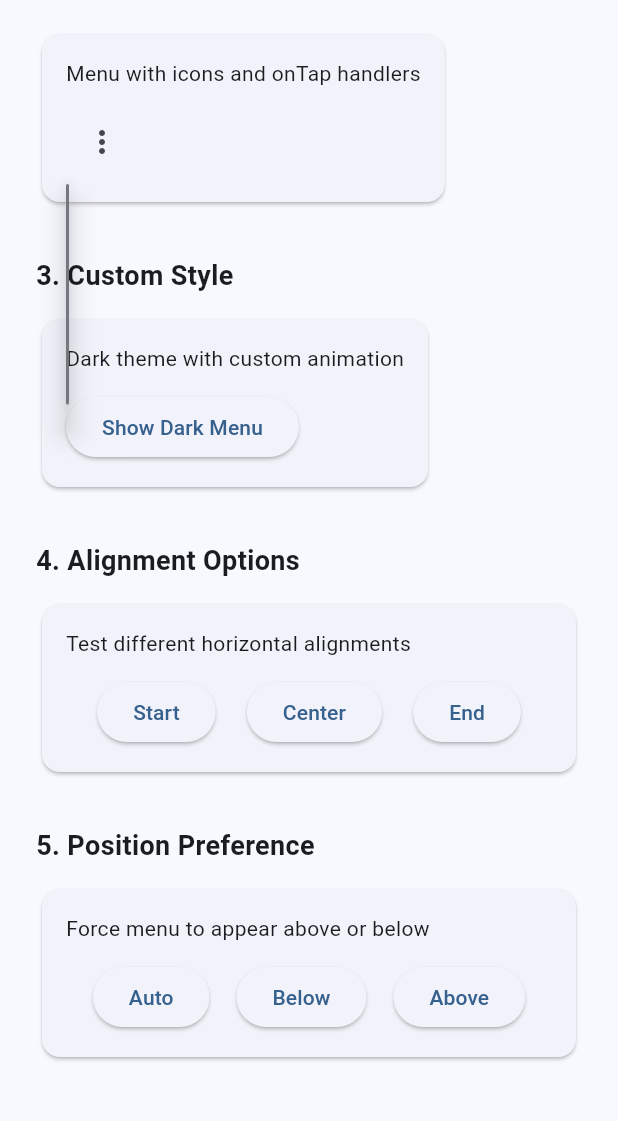
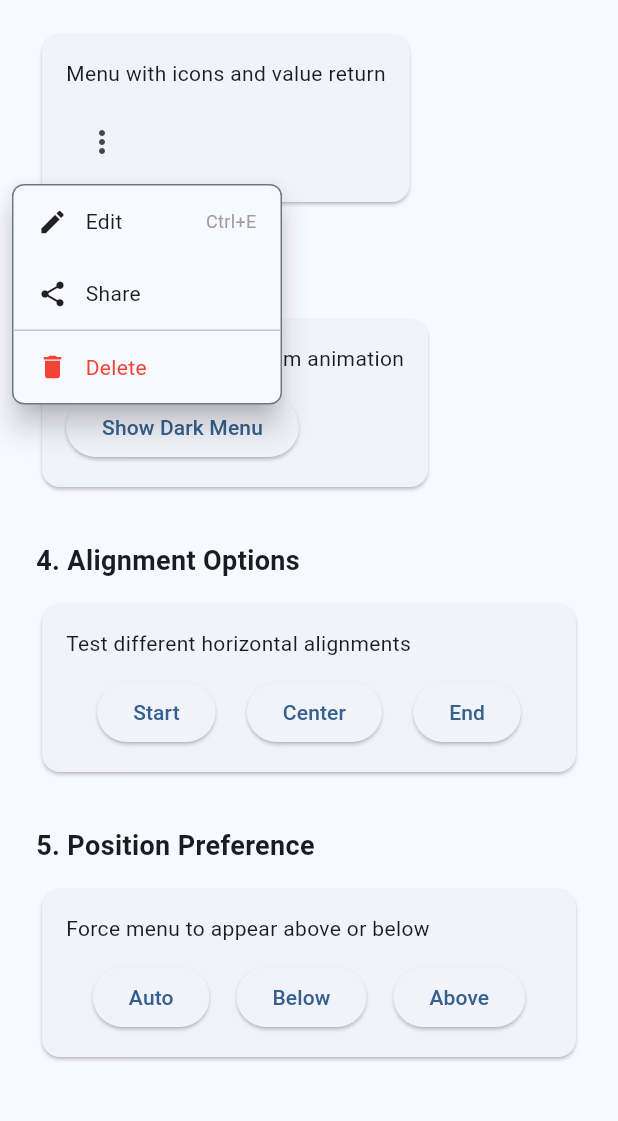
Before and after one commit to kihyun1998/flutter_overlay_menu, a Flutter app: the screen it shows after launch, scrolled down 230 dp, after a tap on the "more vert" icon, on a phone screen of 412 x 824 dp, the part 89-1210 px from its top. Run offline on Flutter 3.47's test engine with Material 3 defaults, Android fonts, the phone set to English and light mode, and no system bars.

Commit message:
fix: fix bug

```diff
--- a/example/lib/main.dart
+++ b/example/lib/main.dart
@@ -178,40 +178,35 @@ class _HomePageState extends State<HomePage> {
         child: Column(
           crossAxisAlignment: CrossAxisAlignment.start,
           children: [
-            const Text('Menu with icons and onTap handlers'),
+            const Text('Menu with icons and value return'),
             const SizedBox(height: 12),
             IconButton(
               key: key,
               icon: const Icon(Icons.more_vert),
-              onPressed: () {
-                showOverlayMenu(
+              onPressed: () async {
+                final result = await showOverlayMenu<String>(
                   context: context,
                   anchorKey: key,
                   alignment: MenuAlignment.end,
                   builder: (context) => OverlayMenu(
                     items: [
                       OverlayMenuItem(
+                        value: 'edit',
                         leading: const Icon(Icons.edit, size: 20),
                         trailing: const Text(
                           'Ctrl+E',
                           style: TextStyle(color: Colors.grey, fontSize: 12),
                         ),
                         child: const Text('Edit'),
-                        onTap: () {
-                          setState(() => _lastAction = 'Edit');
-                          Navigator.pop(context);
-                        },
                       ),
                       OverlayMenuItem(
+                        value: 'share',
                         leading: const Icon(Icons.share, size: 20),
                         child: const Text('Share'),
-                        onTap: () {
-                          setState(() => _lastAction = 'Share');
-                          Navigator.pop(context);
-                        },
                       ),
                       const OverlayMenuDivider(),
                       OverlayMenuItem(
+                        value: 'delete',
                         leading: const Icon(
                           Icons.delete,
                           size: 20,
@@ -221,14 +216,14 @@ class _HomePageState extends State<HomePage> {
                           'Delete',
                           style: TextStyle(color: Colors.red),
                         ),
-                        onTap: () {
-                          setState(() => _lastAction = 'Delete');
-                          Navigator.pop(context);
-                        },
                       ),
                     ],
                   ),
                 );
+
+                if (result != null) {
+                  setState(() => _lastAction = result);
+                }
               },
             ),
           ],
--- a/lib/src/core/animated_overlay_menu.dart
+++ b/lib/src/core/animated_overlay_menu.dart
@@ -108,7 +108,7 @@ class AnimatedOverlayMenuState extends State<AnimatedOverlayMenu>
           scale: _scaleAnimation.value,
           alignment: widget.transformOrigin,
           child: Opacity(
-            opacity: _fadeAnimation.value,
+            opacity: _fadeAnimation.value.clamp(0.0, 1.0),
             child: child,
           ),
         );
--- a/lib/src/core/menu_size_calculator.dart
+++ b/lib/src/core/menu_size_calculator.dart
@@ -33,14 +33,25 @@ class MenuSizeCalculator {
     required OverlayMenuStyle? style,
   }) {
     // Calculate width
-    double width = style?.width ?? anchorWidth;
+    double width;
 
-    // Apply min/max constraints
-    if (style?.minWidth != null && width < style!.minWidth!) {
-      width = style.minWidth!;
-    }
-    if (style?.maxWidth != null && width > style!.maxWidth!) {
-      width = style.maxWidth!;
+    if (style?.width != null) {
+      // Explicit width takes precedence
+      width = style!.width!;
+    } else {
+      // Start with anchor width
+      width = anchorWidth;
+
+      // Apply minWidth constraint first (most important for preventing overflow)
+      final minWidth = style?.minWidth ?? 180.0; // Default minWidth
+      if (width < minWidth) {
+        width = minWidth;
+      }
+
+      // Then apply maxWidth constraint
+      if (style?.maxWidth != null && width > style!.maxWidth!) {
+        width = style.maxWidth!;
+      }
     }
 
     // Calculate height
--- a/lib/src/functions/show_overlay_menu.dart
+++ b/lib/src/functions/show_overlay_menu.dart
@@ -110,10 +110,24 @@ Future<T?> showOverlayMenu<T>({
   animationKey = GlobalKey<AnimatedOverlayMenuState>();
 
   // Create overlay entry
+  // Create overlay entry
   overlayEntry = OverlayEntry(
     builder: (context) {
       // Build menu widget
-      final menuWidget = builder(context);
+      Widget menuWidget = builder(context);
+
+      // If it's an OverlayMenu, wrap onItemSelected to call closeMenu
+      if (menuWidget is OverlayMenu) {
+        final originalOnItemSelected = menuWidget.onItemSelected;
+        menuWidget = OverlayMenu(
+          items: menuWidget.items,
+          style: menuWidget.style,
+          onItemSelected: (value) {
+            originalOnItemSelected?.call(value);
+            closeMenu(value as T?);
+          },
+        );
+      }
 
       // Estimate menu size
       Size menuSize;
@@ -165,6 +179,8 @@ Future<T?> showOverlayMenu<T>({
                     onAnimationComplete: () {
                       onOpen?.call();
                     },
+                    child: SizedBox(
+                      width: menuSize.width,
                       child: Material(
                         color: Colors.transparent,
                         elevation: style?.elevation ?? 8.0,
@@ -174,6 +190,7 @@ Future<T?> showOverlayMenu<T>({
                               borderRadius: BorderRadius.circular(8.0),
                             ),
                         child: menuWidget,
+                      ),
                     ),
                   ),
                 ),
--- a/lib/src/widgets/overlay_menu.dart
+++ b/lib/src/widgets/overlay_menu.dart
@@ -77,6 +77,7 @@ class OverlayMenu<T> extends StatelessWidget {
       shape: RoundedRectangleBorder(
         borderRadius: BorderRadius.circular(8.0),
       ),
+      minWidth: 180.0, // Default minimum width for proper content display
       maxHeight: 300.0,
     );
   }
@@ -101,43 +102,59 @@ class OverlayMenu<T> extends StatelessWidget {
       content = child!;
     } else {
       // Build from items list
-      content = ListView.builder(
-        shrinkWrap: true,
-        padding: effectiveStyle.padding,
-        itemCount: items.length,
-        itemBuilder: (context, index) {
-          final item = items[index];
+      // Inject onItemTap callback into each OverlayMenuItem
+      final processedItems = items.map((item) {
+        if (item is OverlayMenuItem<T>) {
+          // Create a new OverlayMenuItem with onItemTap callback
+          return OverlayMenuItem<T>(
+            key: item.key,
+            value: item.value,
+            leading: item.leading,
+            trailing: item.trailing,
+            onTap: item.onTap,
+            enabled: item.enabled,
+            onItemTap: (value) {
+              // Call the onItemSelected callback which showOverlayMenu will wrap with closeMenu
+              onItemSelected?.call(value as T);
+            },
+            child: item.child,
+          );
+        }
+        return item;
+      }).toList();
 
-          // If it's a menu item, potentially wrap with selection handler
-          if (item is OverlayMenuItem<T> && item.onTap == null && item.value != null) {
-            // Item doesn't have onTap, so we handle selection
-            return InkWell(
-              onTap: item.enabled
-                  ? () {
-                      onItemSelected?.call(item.value as T);
-                      Navigator.pop(context, item.value);
-                    }
-                  : null,
-              child: item,
+      content = Column(
+        mainAxisSize: MainAxisSize.min,
+        crossAxisAlignment: CrossAxisAlignment.stretch,
+        children: processedItems,
+      );
+
+      // Add padding if specified
+      if (effectiveStyle.padding != null) {
+        content = Padding(
+          padding: effectiveStyle.padding!,
+          child: content,
         );
       }
 
-          // Return item as-is (it handles its own tap)
-          return item;
-        },
+      // Make scrollable if needed
+      content = ConstrainedBox(
+        constraints: BoxConstraints(
+          maxHeight: effectiveStyle.maxHeight,
+        ),
+        child: SingleChildScrollView(
+          child: content,
+        ),
       );
     }
 
-    // Wrap in IntrinsicWidth to provide bounded width for ListView
-    content = IntrinsicWidth(
-      child: ConstrainedBox(
+    // Apply size constraints
+    content = ConstrainedBox(
       constraints: BoxConstraints(
         minWidth: effectiveStyle.minWidth ?? 0,
         maxWidth: effectiveStyle.maxWidth ?? double.infinity,
-          maxHeight: effectiveStyle.maxHeight,
       ),
       child: content,
-      ),
     );
 
     // Apply decoration
--- a/lib/src/widgets/overlay_menu_item.dart
+++ b/lib/src/widgets/overlay_menu_item.dart
@@ -41,6 +41,7 @@ class OverlayMenuItem<T> extends OverlayMenuEntry {
     this.trailing,
     this.onTap,
     this.enabled = true,
+    this.onItemTap, // Internal callback for closing menu
   }) : super(key: key);
 
   /// The value to return when this item is selected.
@@ -74,17 +75,21 @@ class OverlayMenuItem<T> extends OverlayMenuEntry {
   /// and will not respond to taps.
   final bool enabled;
 
+  /// Internal callback to close the menu with a value.
+  /// This is set by OverlayMenu and should not be used directly.
+  final void Function(T? value)? onItemTap;
+
   @override
   Widget build(BuildContext context) {
     return InkWell(
       onTap: enabled
           ? () {
               if (onTap != null) {
-                // Execute custom tap handler
+                // Execute custom tap handler - menu doesn't auto-close
                 onTap!();
               } else if (value != null) {
-                // Return value and close menu
-                Navigator.pop(context, value);
+                // Use callback instead of Navigator.pop
+                onItemTap?.call(value);
               }
             }
           : null,
```
Lines whose indentation alone changed are shown as unchanged.
